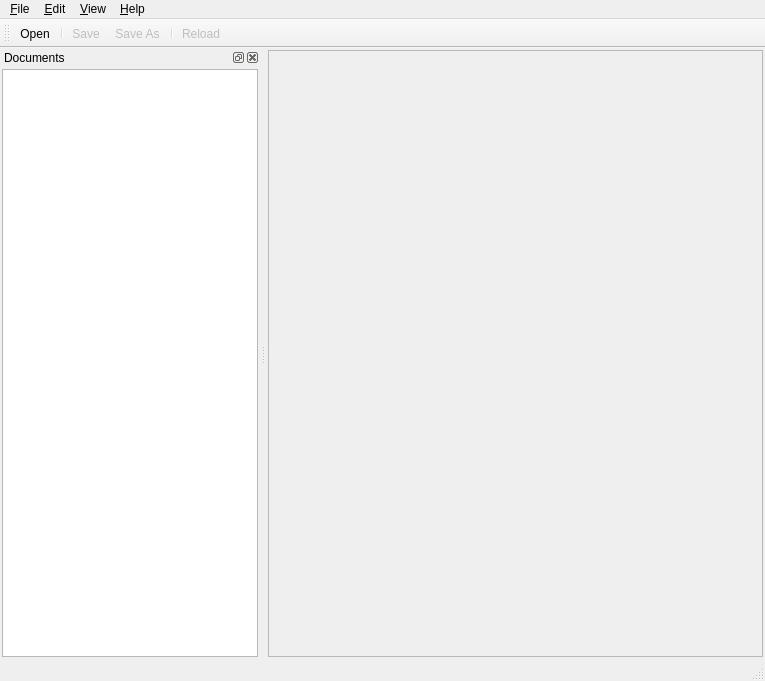
Qt form Main/ui/MainWindow.ui (Antidote/SakuraSuite) before a commit.
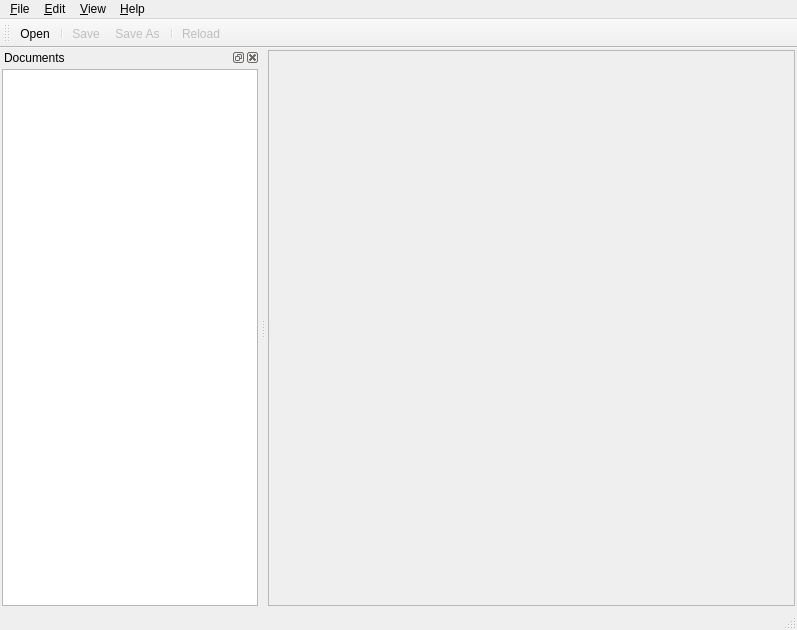
The same form after that commit. Icons and pictures are not drawn.

```diff
--- a/Main/ui/MainWindow.ui
+++ b/Main/ui/MainWindow.ui
@@ -7,8 +7,8 @@
    <rect>
     <x>0</x>
     <y>0</y>
-    <width>765</width>
-    <height>681</height>
+    <width>797</width>
+    <height>630</height>
    </rect>
   </property>
   <property name="acceptDrops">
@@ -49,10 +49,18 @@
         <rect>
          <x>0</x>
          <y>0</y>
-         <width>498</width>
-         <height>588</height>
+         <width>530</width>
+         <height>553</height>
         </rect>
        </property>
+       <property name="styleSheet">
+        <string notr="true">#scrollAreaWidgetContents
+{
+	background-image: url(:/mainwindow/SakuraSuiteGray.png);
+	background-position: bottom right;
+	background-repeat: none;
+}</string>
+       </property>
        <layout class="QGridLayout" name="gridLayout_3">
         <property name="leftMargin">
          <number>0</number>
@@ -80,8 +88,8 @@
     <rect>
      <x>0</x>
      <y>0</y>
-     <width>765</width>
-     <height>25</height>
+     <width>797</width>
+     <height>19</height>
     </rect>
    </property>
    <widget class="QMenu" name="menuFile">
```
